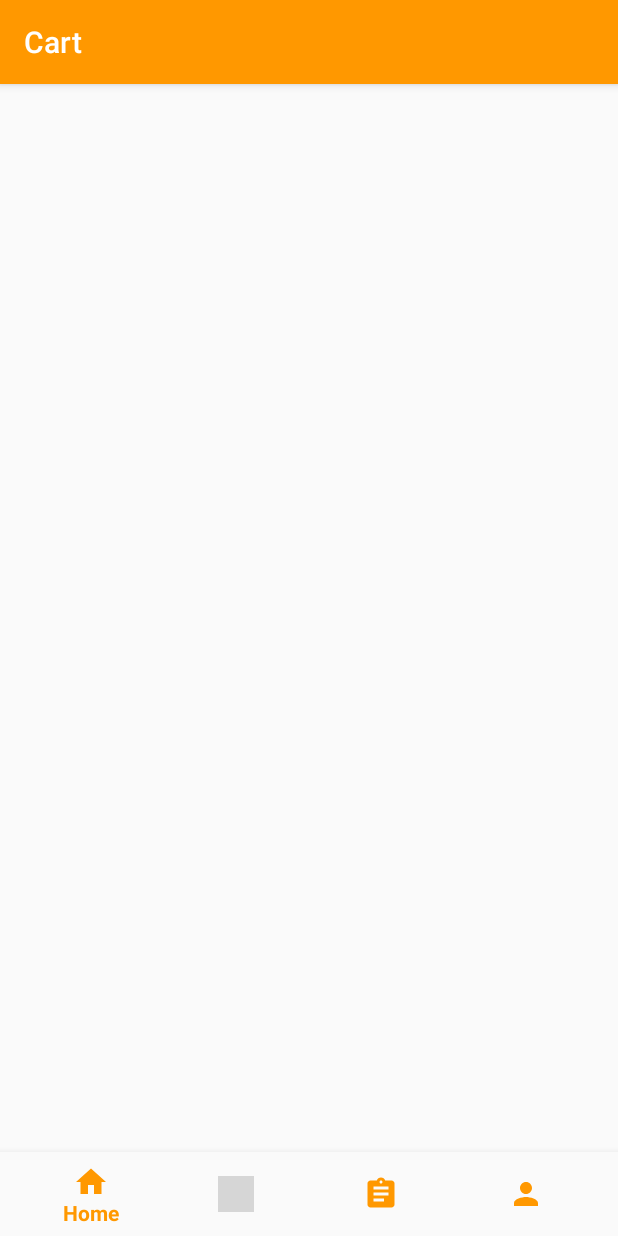
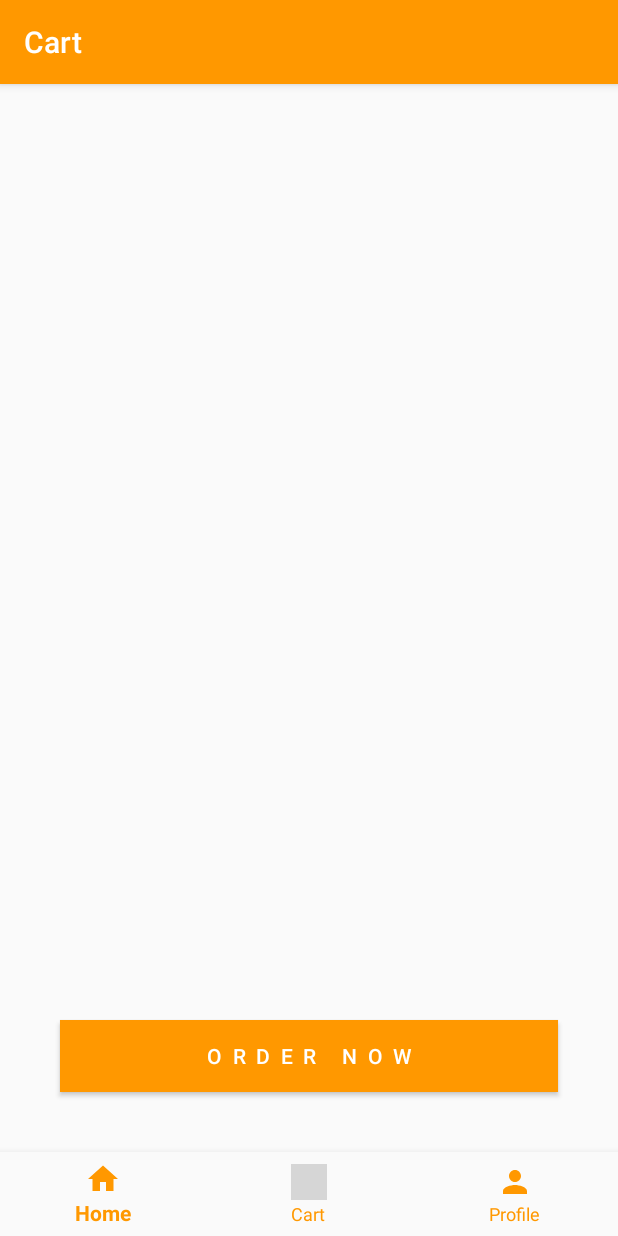
Before and after one commit to shohag1102/CFood, an Android app: the fragment CustomerCartFragmnet placed in its activity, on a phone screen of 412 x 824 dp. Run offline under Robolectric (Android 15) with nearby library versions, the phone set to English and light mode, and no system bars; our stand-ins replace Firebase (no records; nobody signed in at launch, a user with empty details on screens opened directly); Roboto replaces fonts that are not available here; grey boxes are pictures that could not be loaded.

Commit message:
cart food uploaded done

```diff
--- a/app/src/main/java/com/saikat1102/cfood/CustomerFoodPanel_BottomNavigation.java
+++ b/app/src/main/java/com/saikat1102/cfood/CustomerFoodPanel_BottomNavigation.java
@@ -10,7 +10,6 @@ import android.view.MenuItem;
 import com.google.android.material.bottomnavigation.BottomNavigationView;
 import com.saikat1102.cfood.customer_foodPanel.CustomerCartFragmnet;
 import com.saikat1102.cfood.customer_foodPanel.CustomerHomeFragment;
-import com.saikat1102.cfood.customer_foodPanel.CustomerOrdersFragment;
 import com.saikat1102.cfood.customer_foodPanel.CustomerProfileFragment;
 
 public class CustomerFoodPanel_BottomNavigation extends AppCompatActivity {
@@ -59,9 +58,6 @@ public class CustomerFoodPanel_BottomNavigation extends AppCompatActivity {
                     case R.id.cart:
                         replaceFragment(new CustomerCartFragmnet());
                         return true;
-                    case R.id.Cust_order:
-                        replaceFragment(new CustomerOrdersFragment());
-                        return true;
                     case R.id.cust_profile:
                         replaceFragment(new CustomerProfileFragment());
                         return true;
--- a/app/src/main/java/com/saikat1102/cfood/DatabaseHelper.java
+++ b/app/src/main/java/com/saikat1102/cfood/DatabaseHelper.java
@@ -1,4 +1,6 @@
 package com.saikat1102.cfood;
+
+import static android.app.SearchManager.QUERY;
 
 import android.content.ContentValues;
 import android.content.Context;
@@ -12,11 +14,14 @@ public class DatabaseHelper extends SQLiteOpenHelper {
     private static String DATABASE_NAME = "UserFoodDetail.db";
     private static String TABLE_NAME = "UserFoodDetail";
     private static int VERSION = 1;
-    public static String COL_ID = "Id";
-    public static String COL_NAME = "Name";
-    public static String COL_AGE = "Age";
 
-    private String CREATE_TABLE = "create table " +TABLE_NAME+" (" +COL_ID+ " Integer primary key autoincrement, "+COL_NAME+" TEXT, " +COL_AGE+ " TEXT)";
+
+
+    public static String COL_FOOD_NAME = "Food_name";
+    public static String COL_PRICE = "Price";
+    public static String COL_QUANTITY = "Quantity";
+
+
     private String CREATE_FOOD_TABLE = "CREATE TABLE UserFoodDetail (\n" +
             "  Order_id INTEGER PRIMARY KEY AUTOINCREMENT,"+
             "  Food_name TEXT,\n" +
@@ -50,6 +55,16 @@ public class DatabaseHelper extends SQLiteOpenHelper {
         return id;
     }
 
+    public static String total_cost = "total_cost";
+    public Cursor total_price(){
+        String TOTAL_PRICE = "SELECT SUM(Price*Quantity) as total_cost FROM UserFoodDetail";
+        SQLiteDatabase sqLiteDatabase = getReadableDatabase();
+        Cursor cursor = sqLiteDatabase.rawQuery(TOTAL_PRICE, null);
+
+        return  cursor;
+    }
+
+
     public Cursor show_data()
     {
         String QUERY = "select * from " + TABLE_NAME;
@@ -58,6 +73,17 @@ public class DatabaseHelper extends SQLiteOpenHelper {
 
         return cursor;
     }
+
+    public void empty_cart(){
+        SQLiteDatabase sqLiteDatabase = getWritableDatabase();
+        sqLiteDatabase.execSQL("DELETE FROM " + TABLE_NAME);
+        sqLiteDatabase.close();
+    }
+
+
+    public static int COL_ID;
+    public static String COL_NAME;
+    public static String COL_AGE;
 
     public Cursor search_data(int id){
         String QUERY_SEARCH = "select * from " + TABLE_NAME + " where "+COL_ID +" = "+ id;
@@ -68,7 +94,7 @@ public class DatabaseHelper extends SQLiteOpenHelper {
 
     public boolean update_data(int id, String name, String age){
         ContentValues contentValues = new ContentValues();
-        contentValues.put(COL_ID, id);
+        contentValues.put(String.valueOf(COL_ID), id);
         contentValues.put(COL_NAME, name);
         contentValues.put(COL_AGE, age);
         SQLiteDatabase sqLiteDatabase = getWritableDatabase();
--- a/app/src/main/java/com/saikat1102/cfood/customer_foodPanel/Customer.java
+++ b/app/src/main/java/com/saikat1102/cfood/customer_foodPanel/Customer.java
@@ -1,7 +1,7 @@
 package com.saikat1102.cfood.customer_foodPanel;
 
 public class Customer {
-    private String firstName,lastName,password,confirmPassword,emailId,mobileNo;
+    public  String firstName,lastName,password,confirmPassword,emailId,mobileNo;
 
     public Customer(){
     }
--- a/app/src/main/java/com/saikat1102/cfood/customer_foodPanel/CustomerCartFragmnet.java
+++ b/app/src/main/java/com/saikat1102/cfood/customer_foodPanel/CustomerCartFragmnet.java
@@ -1,24 +1,149 @@
 package com.saikat1102.cfood.customer_foodPanel;
 
+import android.annotation.SuppressLint;
+import android.app.AlertDialog;
+import android.content.DialogInterface;
+import android.database.Cursor;
 import android.os.Bundle;
+import android.util.Log;
 import android.view.LayoutInflater;
 import android.view.View;
 import android.view.ViewGroup;
+import android.widget.Button;
+import android.widget.EditText;
+import android.widget.LinearLayout;
+import android.widget.TextView;
+import android.widget.Toast;
 
 import androidx.annotation.NonNull;
 import androidx.annotation.Nullable;
 import androidx.fragment.app.Fragment;
+import androidx.recyclerview.widget.LinearLayoutManager;
+import androidx.recyclerview.widget.RecyclerView;
+import androidx.swiperefreshlayout.widget.SwipeRefreshLayout;
 
+import com.google.android.gms.tasks.OnSuccessListener;
+import com.google.firebase.auth.FirebaseAuth;
+import com.google.firebase.database.DatabaseReference;
+import com.google.firebase.database.FirebaseDatabase;
+import com.google.firebase.storage.FirebaseStorage;
+import com.google.firebase.storage.StorageReference;
+import com.saikat1102.cfood.Cart;
+import com.saikat1102.cfood.CartAdapter;
+import com.saikat1102.cfood.DatabaseHelper;
+import com.saikat1102.cfood.FoodOrdered;
 import com.saikat1102.cfood.R;
+import com.saikat1102.cfood.UpdateDishModel;
+
+import java.util.ArrayList;
+import java.util.List;
 
 
 public class CustomerCartFragmnet extends Fragment {
+    RecyclerView recyclerView;
+    Button order_now_btn;
+    AlertDialog.Builder builder;
+    EditText address;
+    TextView no_item_TV;
+    public List<Cart> cartList;
+    String total_price;
+    public CartAdapter cartAdapter;
+    DatabaseReference request;
+    FirebaseDatabase database;
+    DatabaseHelper databaseHelper;
+
+    //other
+    FirebaseAuth Fauth;
+    StorageReference ref;
+    FirebaseStorage storage;
+    StorageReference storageReference;
+    FirebaseDatabase firebaseDatabase;
+    DatabaseReference databaseReference,dataa;
+
 
     @Nullable
     @Override
     public View onCreateView(@NonNull LayoutInflater inflater, @Nullable ViewGroup container, @Nullable Bundle savedInstanceState) {
         View v = inflater.inflate(R.layout.fragment_customer_cart, null);
         getActivity().setTitle("Cart");
+
+        no_item_TV = v.findViewById(R.id.no_item_TV);
+        order_now_btn = v.findViewById(R.id.order_now_btn);
+        databaseHelper = new DatabaseHelper(getContext());
+        recyclerView = v.findViewById(R.id.recyclerView);
+        recyclerView.setHasFixedSize(true);
+        recyclerView.setLayoutManager(new LinearLayoutManager(getContext()));
+        cartList = new ArrayList<>();
+        cartAdapter = new CartAdapter(cartList);
+        recyclerView.setAdapter(cartAdapter);
+        builder = new AlertDialog.Builder(getContext());
+
+        Cursor cursor = databaseHelper.show_data();
+        while (cursor.moveToNext()){
+            @SuppressLint("Range") String title= cursor.getString(cursor.getColumnIndex(databaseHelper.COL_FOOD_NAME));
+            @SuppressLint("Range") String price = cursor.getString(cursor.getColumnIndex(databaseHelper.COL_PRICE));
+            @SuppressLint("Range") String quantity = cursor.getString(cursor.getColumnIndex(databaseHelper.COL_QUANTITY));
+
+            cartList.add(new Cart(title, price, quantity));
+            cartAdapter.notifyDataSetChanged();
+        }
+
+        order_now_btn.setOnClickListener(new View.OnClickListener() {
+            @SuppressLint("Range")
+            @Override
+            public void onClick(View view) {
+                Cursor cursor1 = databaseHelper.total_price();
+                while (cursor1.moveToNext()){
+                    total_price = cursor1.getString(cursor1.getColumnIndex(DatabaseHelper.total_cost));
+                }
+
+                builder.setTitle("Total price : "+total_price+"Tk")
+                        .setMessage("Enter your address : ");
+                address = new EditText(getContext());
+                LinearLayout.LayoutParams lp = new LinearLayout.LayoutParams(LinearLayout.LayoutParams.MATCH_PARENT,LinearLayout.LayoutParams.MATCH_PARENT);
+                address.setLayoutParams(lp);
+                builder.setView(address);
+                builder.setIcon(R.drawable.shopping_cart_24);
+
+                builder.setPositiveButton("Yes", new DialogInterface.OnClickListener() {
+                    @Override
+                    public void onClick(DialogInterface dialogInterface, int i) {
+                        //Toast.makeText(getContext(), ""+total_price, Toast.LENGTH_SHORT).show();
+                        //here firebase will work
+                        Fauth = FirebaseAuth.getInstance();
+                        String phone = Fauth.getCurrentUser().getPhoneNumber();
+
+                        databaseReference = FirebaseDatabase.getInstance().getReference("FoodOrdered");
+
+                        FoodOrdered foodOrdered = new FoodOrdered(phone, address.getText().toString(), cartList, total_price);
+
+                        Toast.makeText(getContext(), "foodordered" + databaseReference, Toast.LENGTH_SHORT).show();
+                        Log.e("databaseeeeeeeeee", phone);
+
+                        //upload to firebase
+                        databaseReference.child(Fauth.getCurrentUser().getUid())
+                                .setValue(foodOrdered).addOnSuccessListener(new OnSuccessListener<Void>() {
+                                    @Override
+                                    public void onSuccess(Void unused) {
+                                        Toast.makeText(getContext(), "Food Uploaded Successfully", Toast.LENGTH_SHORT).show();
+                                        databaseHelper.empty_cart();
+                                    }
+                                });
+
+                    }
+                }).setNegativeButton("No", new DialogInterface.OnClickListener() {
+                    @Override
+                    public void onClick(DialogInterface dialogInterface, int i) {
+                        dialogInterface.cancel();
+                    }
+                }).show();
+
+            }
+        });
+
+
+
+
         return v;
     }
 
--- a/app/src/main/res/layout/cart_model_design.xml
+++ b/app/src/main/res/layout/cart_model_design.xml
@@ -3,7 +3,7 @@
     xmlns:app="http://schemas.android.com/apk/res-auto"
     xmlns:tools="http://schemas.android.com/tools"
     android:layout_width="match_parent"
-    android:layout_height="match_parent"
+    android:layout_height="wrap_content"
     android:background="#F4F2EF">
 
     <View
@@ -13,10 +13,10 @@
         android:layout_marginStart="40dp"
         android:layout_marginTop="8dp"
         android:layout_marginEnd="40dp"
+        android:layout_marginBottom="15dp"
         android:background="#ECB768"
         app:layout_constraintEnd_toEndOf="parent"
         app:layout_constraintHorizontal_bias="0.0"
-        android:layout_marginBottom="15dp"
         app:layout_constraintStart_toStartOf="parent"
         app:layout_constraintTop_toTopOf="parent" />
 
--- a/app/src/main/res/layout/fragment_customer_cart.xml
+++ b/app/src/main/res/layout/fragment_customer_cart.xml
@@ -10,6 +10,32 @@
         android:layout_width="match_parent"
         android:layout_height="match_parent"
         android:id="@+id/recyclerView"
+        android:layout_above="@+id/order_now_btn"
+        android:visibility="visible"
         android:orientation="vertical"/>
 
+    <TextView
+        android:layout_width="match_parent"
+        android:layout_height="wrap_content"
+        android:visibility="invisible"
+        android:id="@+id/no_item_TV"
+        android:text="Your cart is empty"
+        android:gravity="center"
+        android:textSize="30sp"
+        android:textColor="#BDBABA"
+        android:layout_centerInParent="true"
+        />
+
+    <Button
+        android:id="@+id/order_now_btn"
+        android:layout_width="match_parent"
+        android:layout_height="wrap_content"
+        android:layout_alignParentBottom="true"
+        android:layout_margin="40dp"
+        android:background="#FF9800"
+        android:letterSpacing=".5"
+        android:visibility="visible"
+        android:text="Order Now"
+        android:textColor="@color/white" />
+
 </RelativeLayout>
--- a/app/src/main/res/menu/customer_bottom_navigation.xml
+++ b/app/src/main/res/menu/customer_bottom_navigation.xml
@@ -10,10 +10,6 @@
         android:title="Cart"
         android:id="@+id/cart"
         android:icon="@drawable/baseline_shopping_cart_24"/>
-    <item
-        android:title="Orders"
-        android:id="@+id/Cust_order"
-        android:icon="@drawable/ic_orders_24" />
 
     <item
         android:title="Profile"
```
Also changed, not shown: app/src/main/java/com/saikat1102/cfood/Cart.java (+6 -6 lines), app/src/main/java/com/saikat1102/cfood/FoodOrdered.java (added, +50 -0 lines), app/src/main/java/com/saikat1102/cfood/customer_foodPanel/CustomerOrdersFragment.java (deleted, +0 -24 lines), app/src/main/res/layout/fragment_customer_orders.xml (deleted, +0 -14 lines).
